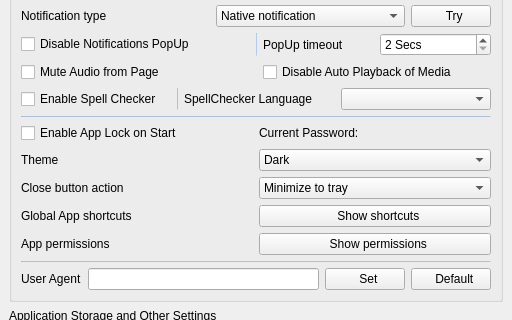
Above: src/settingswidget.ui from keshavbhatt/whatsie before the change; both pictures show x 0 to 512 and y 81 to 401 of the 512 by 613 pixel window. Below: the same form after it.
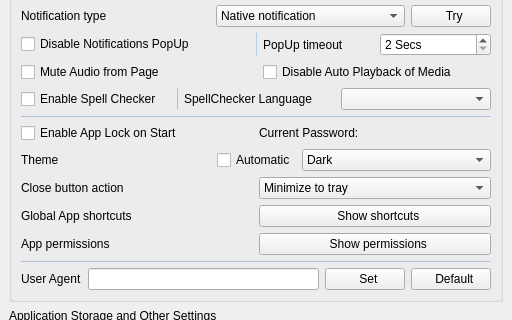
That is the form after the change. Icons and pictures are not drawn.

Commit message: -added flag icons to spell checker language combobox items, -added automatic theme switching capabilities.

What changed in the file:
```diff
--- a/src/settingswidget.ui
+++ b/src/settingswidget.ui
@@ -392,6 +392,22 @@
              </property>
             </widget>
            </item>
+           <item>
+            <widget class="QCheckBox" name="automaticThemeCheckBox">
+             <property name="sizePolicy">
+              <sizepolicy hsizetype="Maximum" vsizetype="Fixed">
+               <horstretch>0</horstretch>
+               <verstretch>0</verstretch>
+              </sizepolicy>
+             </property>
+             <property name="toolTip">
+              <string>&lt;html&gt;&lt;head/&gt;&lt;body&gt;&lt;p&gt;Based on your system timezone and location.&lt;/p&gt;&lt;/body&gt;&lt;/html&gt;</string>
+             </property>
+             <property name="text">
+              <string>Automatic</string>
+             </property>
+            </widget>
+           </item>
            <item>
             <widget class="QComboBox" name="themeComboBox">
              <item>
```
The commit also changes 2 other files.
